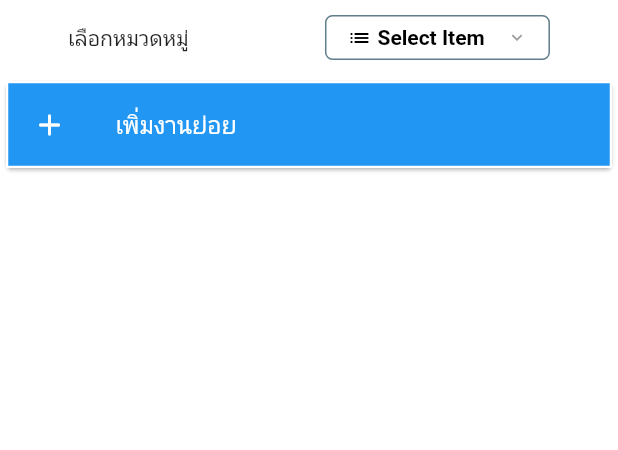
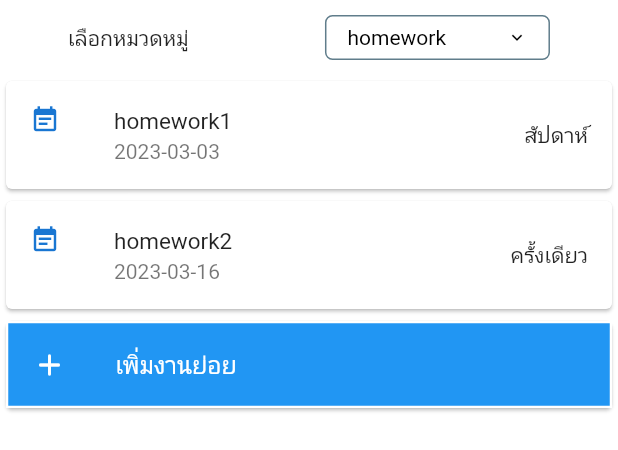
Before and after one commit to Kittiwat1999/note_life, a Flutter app: the AddWork widget shown alone on an empty page, opened directly, on a phone screen of 412 x 824 dp. Shown: the top 450 px of the screen. Run offline on Flutter 3.47's test engine with Material 2 defaults, Android fonts, the phone set to English and light mode, and no system bars; drawn by our look-alikes of dropdown_button2; our stand-ins replace date_field, syncfusion_flutter_calendar; missing offline and left inert: bs_flutter_modal, d_chart.

Commit message:
bug add page

```diff
--- a/lib/AddWork.dart
+++ b/lib/AddWork.dart
@@ -180,10 +180,10 @@ class AddWorkState extends State<AddWork> {
                                 ),
                               ))
                           .toList(),
-                      value: groupName,
+                      value: Note.groupSelect,
                       onChanged: (value) {
                         setState(() {
-                          groupName = value as String;
+                          Note.groupSelect = value as String;
                           findSelectedValue();
                         });
                       },
--- a/lib/Note.dart
+++ b/lib/Note.dart
@@ -1,25 +1,25 @@
 class Note {
   static List<Map<String, List<Map<String, List<String>>>>> myList = [
-    // {
-    //   'homework': [
-    //     {
-    //       'homework1': ['2023-03-03', '18:20', 'สัปดาห์']
-    //     },
-    //     {
-    //       'homework2': ['2023-03-16', '19:50', 'ครั้งเดียว']
-    //     }
-    //   ]
-    // },
-    // {
-    //   'project': [
-    //     {
-    //       'project1': ['2023-03-18', '19:50', 'ครั้งเดียว']
-    //     },
-    //     {
-    //       'project2': ['2023-03-12', '19:50', 'ครั้งเดียว']
-    //     }
-    //   ]
-    // }
+    {
+      'homework': [
+        {
+          'homework1': ['2023-03-03', '18:20', 'สัปดาห์']
+        },
+        {
+          'homework2': ['2023-03-16', '19:50', 'ครั้งเดียว']
+        }
+      ]
+    },
+    {
+      'project': [
+        {
+          'project1': ['2023-03-18', '19:50', 'ครั้งเดียว']
+        },
+        {
+          'project2': ['2023-03-12', '19:50', 'ครั้งเดียว']
+        }
+      ]
+    }
   ];
   static List<Map<String, List<String>>> allWork = [
     {
```
Also changed, not shown: lib/HomePage.dart (+76 -87 lines).
